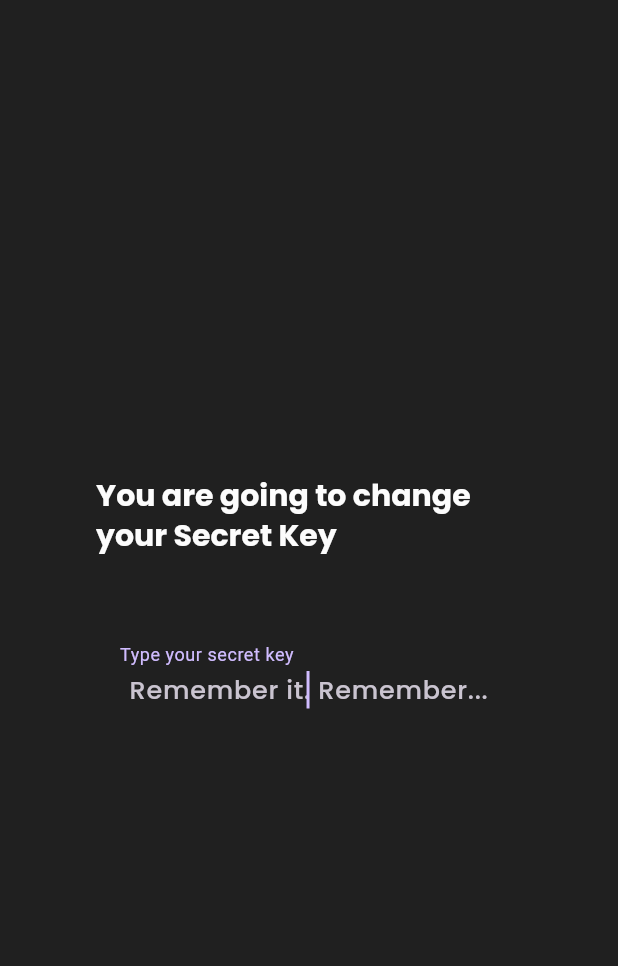
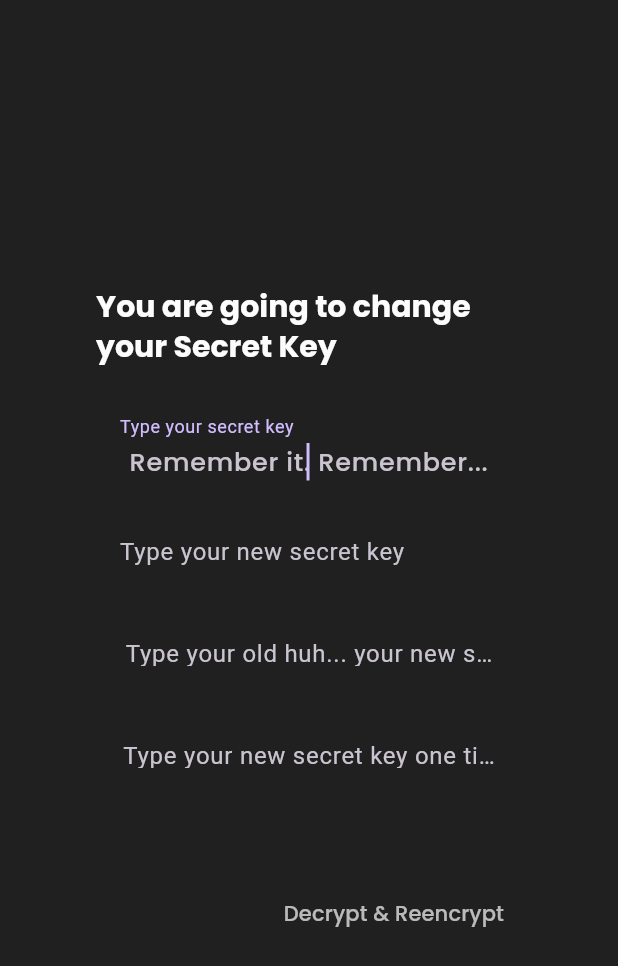
Before and after one commit to Guymaster/crypt, a Flutter app: the ChangeSecretKeyPopUp widget shown alone on an empty page, opened directly, on a phone screen of 412 x 824 dp. Shown: the top 966 px of the screen. Run offline on Flutter 3.47's test engine with Material 3 defaults, Android fonts, the phone set to English and light mode, and no system bars; our stand-ins replace expandable, flutter_svg, google_fonts, sqflite, sqflite_common_ffi; missing offline and left inert: bitsdojo_window, contextual_menu, dbcrypt, encrypt_decrypt_plus; accounts and stored records are empty.

Commit message:
Adding changing key feature

```diff
--- a/lib/pages/settings/components/change-secret-key-popup.component.dart
+++ b/lib/pages/settings/components/change-secret-key-popup.component.dart
@@ -1,3 +1,5 @@
+import 'dart:convert';
+
 import 'package:crypt/common/styles.dart';
 import 'package:crypt/common/values.dart';
 import 'package:crypt/models/collection.model.dart';
@@ -21,17 +23,26 @@ class ChangeSecretKeyPopUp extends StatefulWidget {
 
 class ChangeSecretKeyPopUpState extends State<ChangeSecretKeyPopUp> {
   final GlobalKey<FormState> _formKey = GlobalKey<FormState>();
-  late TextEditingController textEditingController;
+  late TextEditingController oldSecretEditingController;
+  late TextEditingController newSecret1EditingController;
+  late TextEditingController newSecret2EditingController;
+  late TextEditingController newSecret3EditingController;
 
   @override
   void initState() {
     super.initState();
-    textEditingController = TextEditingController();
+    oldSecretEditingController = TextEditingController();
+    newSecret1EditingController = TextEditingController();
+    newSecret2EditingController = TextEditingController();
+    newSecret3EditingController = TextEditingController();
   }
 
   @override
   void dispose() {
-    textEditingController.dispose();
+    oldSecretEditingController.dispose();
+    newSecret1EditingController.dispose();
+    newSecret2EditingController.dispose();
+    newSecret3EditingController.dispose();
     super.dispose();
   }
 
@@ -42,34 +53,54 @@ class ChangeSecretKeyPopUpState extends State<ChangeSecretKeyPopUp> {
       shape: RoundedRectangleBorder(
         borderRadius: BorderRadius.circular(5)
       ),
+      actions: [
+        TextButton(
+          style: ButtonStyle(
+              shape: MaterialStateProperty.all(RoundedRectangleBorder(
+                  borderRadius: BorderRadius.circular(5)
+              ))
+          ),
+          onPressed: () async {
+            bool? isFormValid = _formKey.currentState?.validate();
+            if(isFormValid == null || !isFormValid){
+              return;
+            }
+            if(oldSecretEditingController.text != Provider.of<SecretKeyProvider>(context, listen: false).value){
+              return;
+            }
+            Navigator.of(context).pop();
+            try{
+              await DbService.changeSecret(newSecret1EditingController.text, widget.secretKey);
+              Provider.of<SecretKeyProvider>(context, listen: false).value = "";
+            }
+            catch(e){
+              rethrow;
+            }
+          },
+          child: Text("Decrypt & Reencrypt", style: FormLabelTxtStyle.classic(14, ColorPalette.getWhite(0.7)),),
+        ),
+      ],
       title: Text("You are going to change your Secret Key", style: FormTitleTxtStyle.classic(20, ColorPalette.getWhite(1)),),
       content: SizedBox(
-        height: 120,
+        height: 300,
+        child: SingleChildScrollView(
           child: Column(
             mainAxisAlignment: MainAxisAlignment.center,
             children: [
               const SizedBox(height: 10,),
               Form(
                 key: _formKey,
-              child: TextFormField(
-                controller: textEditingController,
+                child: Column(
+                  mainAxisAlignment: MainAxisAlignment.spaceBetween,
+                  children: [
+                    TextFormField(
+                      controller: oldSecretEditingController,
                       obscureText: true,
                       obscuringCharacter: "漢",
                       textAlign: TextAlign.center,
                       textInputAction: TextInputAction.next,
-                onFieldSubmitted: (value) async {
-                  bool isValid = _formKey.currentState != null? _formKey.currentState!.validate() : false;
-                  textEditingController.text = "";
-                  if(!isValid) return;
-                  String hash = await DbService.getHash()?? "";
-                  bool isPasswordCorrect = EncryptionService.check(value, hash);
-                  if(isPasswordCorrect){
-                    Provider.of<SecretKeyProvider>(context, listen: false).value = value;
-                  }
-                  Navigator.of(context).pop();
-                },
                       style: FormLabelTxtStyle.classic(17, ColorPalette.getWhite(0.7)),
-                validator: (value){
+                      validator: (value) {
                         if(value == null || value.isEmpty) {
                           return "Where is the secret key?";
                         }
@@ -86,8 +117,90 @@ class ChangeSecretKeyPopUpState extends State<ChangeSecretKeyPopUp> {
                           border: InputBorder.none
                       ),
                     ),
+                    const SizedBox(height: 10,),
+                    TextFormField(
+                      controller: newSecret1EditingController,
+                      obscureText: true,
+                      obscuringCharacter: "漢",
+                      textAlign: TextAlign.center,
+                      textInputAction: TextInputAction.next,
+                      style: FormLabelTxtStyle.classic(17, ColorPalette.getWhite(0.7)),
+                      validator: (value){
+                        if(value == null || value.isEmpty) {
+                          return "Where is the secret key?";
+                        }
+                      },
+                      autofocus: true,
+                      decoration: InputDecoration(
+                          errorMaxLines: 2,
+                          errorStyle: FormLabelTxtStyle.classic(14, Colors.deepOrange),
+                          filled: true,
+                          labelText: "Type your new secret key",
+                          fillColor: ColorPalette.getBlack(0.5),
+                          hoverColor: ColorPalette.getBlack(0.5),
+                          hintText: "Not the same",
+                          border: InputBorder.none
+                      ),
+                    ),
+                    const SizedBox(height: 10,),
+                    TextFormField(
+                      controller: newSecret2EditingController,
+                      obscureText: true,
+                      obscuringCharacter: "漢",
+                      textAlign: TextAlign.center,
+                      textInputAction: TextInputAction.next,
+                      style: FormLabelTxtStyle.classic(17, ColorPalette.getWhite(0.7)),
+                      validator: (value){
+                        if(value == null || value.isEmpty) {
+                          return "Where is the secret key?";
+                        }
+                        if(value != newSecret1EditingController.text){
+                          return "It doesn't match";
+                        }
+                      },
+                      autofocus: true,
+                      decoration: InputDecoration(
+                          errorMaxLines: 2,
+                          errorStyle: FormLabelTxtStyle.classic(14, Colors.deepOrange),
+                          filled: true,
+                          labelText: "Type your old huh... your new secret key again",
+                          fillColor: ColorPalette.getBlack(0.5),
+                          hoverColor: ColorPalette.getBlack(0.5),
+                          hintText: "Hope you won't forget it",
+                          border: InputBorder.none
+                      ),
+                    ),
+                    const SizedBox(height: 10,),
+                    TextFormField(
+                      controller: newSecret3EditingController,
+                      obscureText: true,
+                      obscuringCharacter: "漢",
+                      textAlign: TextAlign.center,
+                      textInputAction: TextInputAction.next,
+                      style: FormLabelTxtStyle.classic(17, ColorPalette.getWhite(0.7)),
+                      validator: (value){
+                        if(value == null || value.isEmpty) {
+                          return "Where is the secret key?";
+                        }
+                      },
+                      autofocus: true,
+                      decoration: InputDecoration(
+                          errorMaxLines: 2,
+                          errorStyle: FormLabelTxtStyle.classic(14, Colors.deepOrange),
+                          filled: true,
+                          labelText: "Type your new secret key one time more",
+                          fillColor: ColorPalette.getBlack(0.5),
+                          hoverColor: ColorPalette.getBlack(0.5),
+                          hintText: "Please",
+                          border: InputBorder.none
+                      ),
+                    ),
+                    const SizedBox(height: 10,),
+                  ],
+                ),
               )
             ],
+          ),
         ),
       )
     );
--- a/lib/pages/settings/settings.page.dart
+++ b/lib/pages/settings/settings.page.dart
@@ -143,9 +143,9 @@ class _SettingsPageState extends State<SettingsPage> {
                         showDialog(
                             context: context,
                             builder: (context){
-                              return ChangeSecretKeyPopUp(secretKey: Provider.of<SecretKeyProvider>(context).value);
+                              return ChangeSecretKeyPopUp(secretKey: Provider.of<SecretKeyProvider>(context, listen: false).value);
                             }
-                        );
+                        ).whenComplete(() => Provider.of<SecretKeyProvider>(context, listen: false).value = "");
                       },
                       child: Text("Change Secret Key", style: FormLabelTxtStyle.classic(14, ColorPalette.getWhite(1),),
                     ),),
```
Also changed, not shown: lib/pages/registry/registry.page.dart (+8 -3 lines), lib/services/database.dart (+90 -1 lines). Lines whose indentation alone changed are shown as unchanged.
